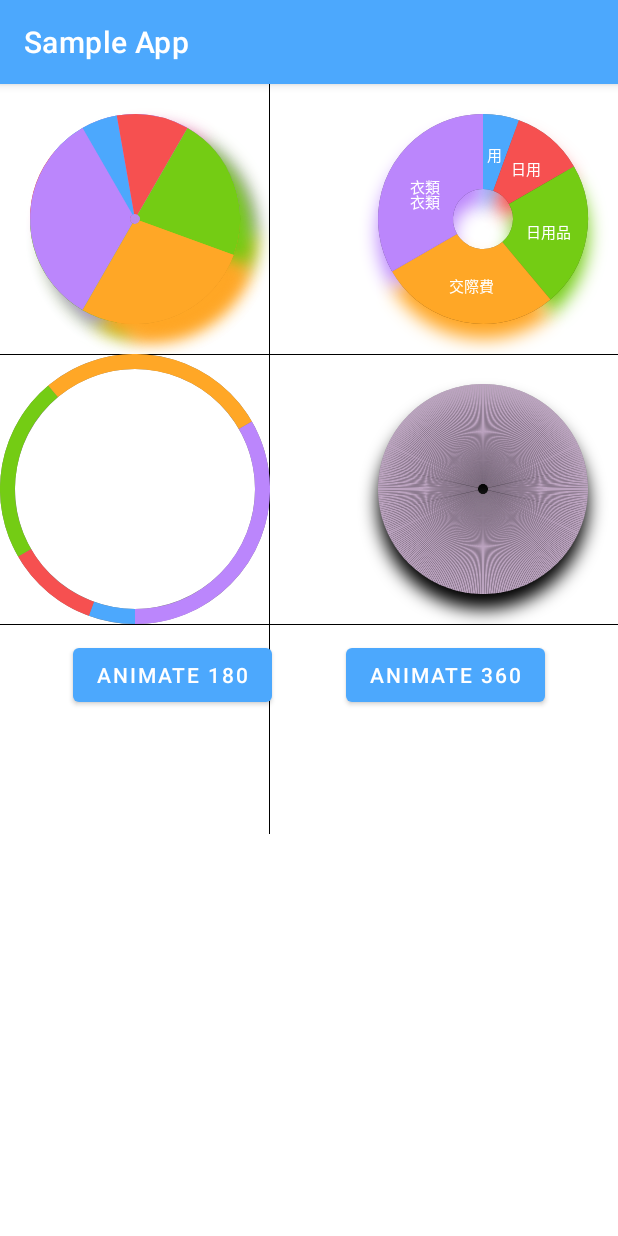
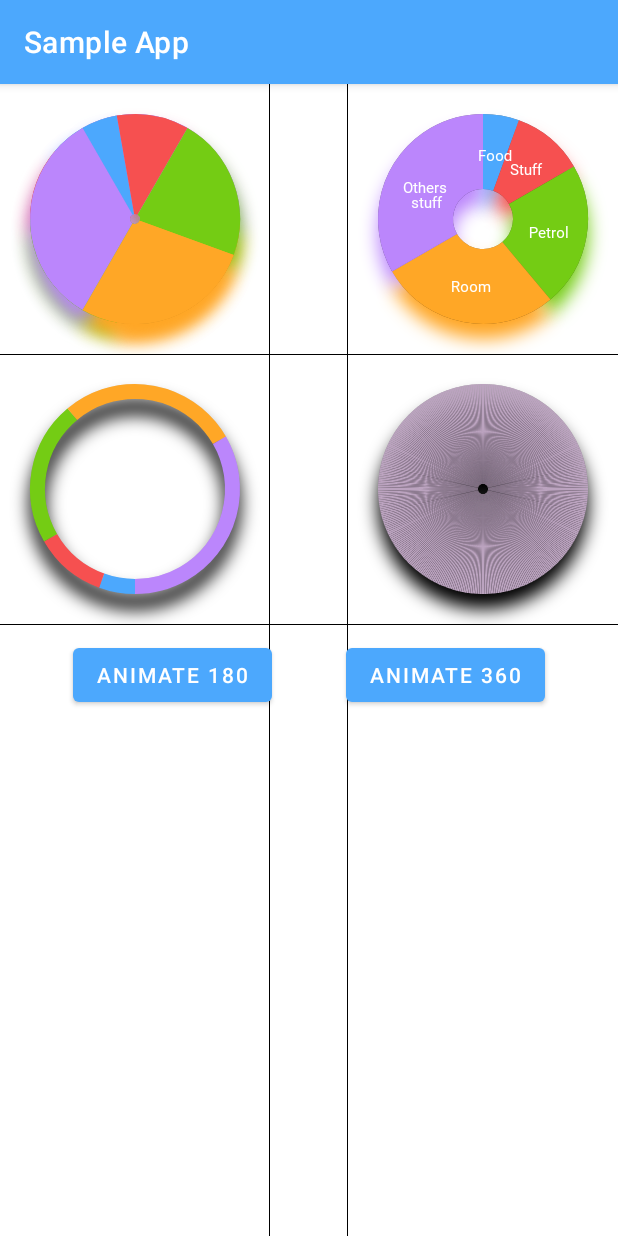
Before and after one commit to thanh-ha-van/PieChartView, an Android app: the screen it shows after launch (MainActivity), on a phone screen of 412 x 824 dp. Run offline under Robolectric (Android 15) with nearby library versions, the phone set to English and light mode, and no system bars.

```diff
--- a/PieChart/src/main/java/com/thanh/ha/piechart/PieChartView.kt
+++ b/PieChart/src/main/java/com/thanh/ha/piechart/PieChart.kt
@@ -13,13 +13,14 @@ import androidx.annotation.AttrRes
 import kotlin.math.max
 import kotlin.math.roundToInt
 
-class PieChartView : View {
+class PieChart : View {
 
     companion object {
         const val ARC_FULL_ROTATION_DEGREE = 360
         const val PERCENTAGE_VALUE_HOLDER = "percentage"
     }
 
+    // for animation properties
     private var currentScale = 360
     private var initAngle = 0f
     private var currentAngle = 0f
@@ -35,8 +36,6 @@ class PieChartView : View {
     private var radius: Float = 0f
     private var widthFloat: Float = 0f
     private var heightFloat: Float = 0f
-    private var centerX: Float = 0f
-    private var centerY: Float = 0f
 
     private var animationTime = 1000L
 
@@ -44,16 +43,13 @@ class PieChartView : View {
     private var textColor: Int = 0
     private var itemFont: Int = 0
     private var itemTextSize: Float = 0f
-    private var isDrawingHole = false
-    private var isDrawingText = false
     private var isMultipleShadowColor = true
     private var shadowRadius = 0f
     private var shadowDx = 0f
     private var shadowDy = 0f
     private var shadowAlpha = 0.3f
-    private var pieStyle = 0
     private var strokeWidth = 0f
-    private var isCounterClockWise = false
+    private var clockWiseMultiplier = 1
 
     private val oval = RectF()
 
@@ -73,14 +69,13 @@ class PieChartView : View {
                 PieItem(120f, Color.GREEN),
                 PieItem(120f, Color.BLUE),
             )
-
             submitList(fakeList2)
         }
     }
 
     fun submitList(arrayList: List<PieItem>) {
         dataList.clear()
-        if (isCounterClockWise) {
+        if (clockWiseMultiplier == -1) {
             dataList.addAll(arrayList.map {
                 it.copy(
                     value = -it.value
@@ -114,28 +109,26 @@ class PieChartView : View {
     private fun initAttributes(attrs: AttributeSet) {
         context.theme.obtainStyledAttributes(
             attrs,
-            R.styleable.PieChartView,
+            R.styleable.PieChart,
             0, 0
         ).apply {
             try {
                 animationTime =
-                    getInteger(R.styleable.PieChartView_animationDuration, 1000).toLong()
+                    getInteger(R.styleable.PieChart_animationDuration, 1000).toLong()
                 isMultipleShadowColor =
-                    getBoolean(R.styleable.PieChartView_isMultiColorShadow, true)
-                animationType = getInteger(R.styleable.PieChartView_animationType, 0)
-                initAngle = getInteger(R.styleable.PieChartView_initAngle, 0).toFloat()
-                textColor = getColor(R.styleable.PieChartView_itemTextColor, Color.WHITE)
-                itemTextSize = getDimension(R.styleable.PieChartView_itemTextSize, 14f)
-                isDrawingHole = getBoolean(R.styleable.PieChartView_isDrawingHole, false)
-                isDrawingText = getBoolean(R.styleable.PieChartView_isDrawingText, false)
+                    getBoolean(R.styleable.PieChart_isMultiColorShadow, true)
+                animationType = getInteger(R.styleable.PieChart_animationType, 0)
+                initAngle = getInteger(R.styleable.PieChart_initAngle, 0).toFloat()
+                textColor = getColor(R.styleable.PieChart_itemTextColor, Color.WHITE)
+                itemTextSize = getDimension(R.styleable.PieChart_itemTextSize, 14f)
 
-                shadowRadius = getDimension(R.styleable.PieChartView_shadowRadius, 0f)
-                shadowDx = getDimension(R.styleable.PieChartView_shadowDx, 0f)
-                shadowDy = getDimension(R.styleable.PieChartView_shadowDy, 0f)
-                shadowAlpha = getFloat(R.styleable.PieChartView_shadowAlpha, 0.3f)
-                itemFont = getResourceId(R.styleable.PieChartView_textFontFamily, 0)
-                strokeWidth = getDimension(R.styleable.PieChartView_strokeWidth, 100f)
-                isCounterClockWise = getInteger(R.styleable.PieChartView_animateDirection, 0) == 1
+                shadowRadius = getDimension(R.styleable.PieChart_shadowRadius, 0f)
+                shadowDx = getDimension(R.styleable.PieChart_shadowDx, 0f)
+                shadowDy = getDimension(R.styleable.PieChart_shadowDy, 0f)
+                shadowAlpha = getFloat(R.styleable.PieChart_shadowAlpha, 0.3f)
+                itemFont = getResourceId(R.styleable.PieChart_textFontFamily, 0)
+                strokeWidth = getDimension(R.styleable.PieChart_pieStrokeWidth, 100f)
+                clockWiseMultiplier = getInteger(R.styleable.PieChart_animateDirection, 1)
             } finally {
                 recycle()
             }
@@ -143,6 +136,8 @@ class PieChartView : View {
     }
 
     private fun calculateValues() {
+        widthFloat = measuredWidth.toFloat()
+        heightFloat = measuredWidth.toFloat()
         radius = calculateRadius(measuredWidth.toFloat(), measuredHeight.toFloat())
         strokeWidth = strokeWidth.coerceAtMost(radius)
         val ovalRadius = radius - strokeWidth / 2
@@ -170,10 +165,6 @@ class PieChartView : View {
     }
 
     private fun calculateRadius(width: Float, height: Float): Float {
-        centerX = width / 2
-        centerY = height / 2
-        widthFloat = width
-        heightFloat = height
         return if (width > height) {
             height / 2
         } else {
@@ -183,6 +174,7 @@ class PieChartView : View {
 
     override fun onDraw(canvas: Canvas) {
         super.onDraw(canvas)
+        // translate into center of view
         canvas.translate(widthFloat / 2, heightFloat / 2)
         if (isMultipleShadowColor) {
             drawShadow(canvas)
@@ -198,11 +190,8 @@ class PieChartView : View {
         canvas.drawArc(
             oval,
             getStarAngle(),
-            currentScale.toFloat() * when (isCounterClockWise) {
-                true -> -1
-                else -> 1
-            },
-            isStrokeMode(),
+            currentScale.toFloat() * clockWiseMultiplier,
+            false,
             shadowPaint.apply {
                 alpha = ((shadowAlpha * 256) % 256).roundToInt()
                 setShadowLayer(shadowRadius, shadowDx, shadowDy, Color.BLACK)
@@ -216,7 +205,7 @@ class PieChartView : View {
                 oval,
                 getStarAngle(),
                 getItemValue(item),
-                isStrokeMode(),
+                false,
                 shadowPaint.apply {
                     setShadowLayer(shadowRadius, shadowDx, shadowDy, item.color)
                 })
@@ -239,15 +228,11 @@ class PieChartView : View {
 //            val xyStart =
 //                getVectorXY(getStarAngle() + getItemValue(item), (radius - strokeWidth).toInt())
 //            val xyEnd = getVectorXY(getStarAngle() + getItemValue(item), radius.toInt())
-          //  canvas.drawLine(xyStart.first, xyStart.second, xyEnd.first, xyEnd.second, erasor)
+            //  canvas.drawLine(xyStart.first, xyStart.second, xyEnd.first, xyEnd.second, erasor)
             currentAngle += item.value
 
 
         }
-    }
-
-    private fun isStrokeMode(): Boolean {
-        return pieStyle == 1
     }
 
     private fun drawTextItems(canvas: Canvas) {
--- a/PieChart/src/main/res/values/attr.xml
+++ b/PieChart/src/main/res/values/attr.xml
@@ -1,26 +1,25 @@
 <?xml version="1.0" encoding="utf-8"?>
 <resources>
-    <declare-styleable name="PieChartView">
+    <declare-styleable name="PieChart">
         <attr name="animationDuration" format="integer" />
         <attr name="animationType" format="enum">
             <enum name="goAround" value="0" />
             <enum name="innerOut" value="1" />
+            <enum name="oneByOne" value="2" />
         </attr>
         <attr name="initAngle" format="integer" />
+        <attr name="pieStrokeWidth" format="dimension"/>
         <attr name="itemTextColor" format="color" />
         <attr name="itemTextSize" format="dimension" />
         <attr name="textFontFamily" format="reference" />
-        <attr name="isDrawingHole" format="boolean" />
-        <attr name="isDrawingText" format="boolean" />
         <attr name="shadowRadius" format="dimension" />
         <attr name="shadowDx" format="dimension" />
         <attr name="animateDirection" format="enum">
-            <enum name="clockwise" value="0" />
-            <enum name="counterclockwise" value="1" />
+            <enum name="clockwise" value="1" />
+            <enum name="counterclockwise" value="-1" />
         </attr>
         <attr name="shadowDy" format="dimension" />
         <attr name="shadowAlpha" format="float" />
-        <attr name="strokeWidth" format="dimension"/>
         <attr name="isMultiColorShadow" format="boolean" />
     </declare-styleable>
 
--- a/app/src/main/java/com/thanh/ha/sampleapp/MainActivity.kt
+++ b/app/src/main/java/com/thanh/ha/sampleapp/MainActivity.kt
@@ -4,7 +4,7 @@ import android.graphics.Color
 import android.os.Bundle
 import android.widget.Button
 import androidx.appcompat.app.AppCompatActivity
-import com.thanh.ha.piechart.PieChartView
+import com.thanh.ha.piechart.PieChart
 import com.thanh.ha.piechart.PieItem
 import java.util.*
 
@@ -13,16 +13,16 @@ class MainActivity : AppCompatActivity() {
         super.onCreate(savedInstanceState)
         setContentView(R.layout.activity_main)
 
-        val pieChartView = findViewById<PieChartView>(R.id.pieChart)
-        val pieChartView2 = findViewById<PieChartView>(R.id.pieChart2)
-        val pieChartView3 = findViewById<PieChartView>(R.id.pieChart3)
-        val pieChartView4 = findViewById<PieChartView>(R.id.pieChart4)
+        val pieChartView = findViewById<PieChart>(R.id.pieChart)
+        val pieChartView2 = findViewById<PieChart>(R.id.pieChart2)
+        val pieChartView3 = findViewById<PieChart>(R.id.pieChart3)
+        val pieChartView4 = findViewById<PieChart>(R.id.pieChart4)
         val fakeList = listOf(
-            PieItem(20f, getColor(R.color.purple_500), "用"),
-            PieItem(40f, getColor(R.color.red), "日用"),
-            PieItem(80f, getColor(R.color.purple_700), "日用品"),
-            PieItem(100f, getColor(R.color.teal_700), "交際費"),
-            PieItem(120f, getColor(R.color.purple_200), "衣類\n衣類"),
+            PieItem(20f, getColor(R.color.purple_500), "Food"),
+            PieItem(40f, getColor(R.color.red), "Stuff"),
+            PieItem(80f, getColor(R.color.purple_700), "Petrol"),
+            PieItem(100f, getColor(R.color.teal_700), "Room"),
+            PieItem(120f, getColor(R.color.purple_200), "Others\n stuff"),
         )
         val fakeList2 = listOf(
             PieItem(20f, getColor(R.color.purple_500)),
--- a/app/src/main/res/layout/activity_main.xml
+++ b/app/src/main/res/layout/activity_main.xml
@@ -15,7 +15,7 @@
         android:layout_height="wrap_content"
         android:orientation="vertical">
 
-        <com.thanh.ha.piechart.PieChartView
+        <com.thanh.ha.piechart.PieChart
             android:id="@+id/pieChart"
             android:layout_width="180dp"
             android:layout_height="180dp"
@@ -23,15 +23,12 @@
             app:animationDuration="1000"
             app:animationType="goAround"
             app:initAngle="-120"
-            app:isDrawingHole="true"
-            app:isDrawingText="true"
             app:isMultiColorShadow="true"
             app:itemTextColor="@color/white"
             app:itemTextSize="12sp"
             app:layout_constraintStart_toStartOf="parent"
             app:layout_constraintTop_toTopOf="parent"
             app:shadowAlpha="0.2"
-            app:shadowDx="10dp"
             app:shadowDy="10dp"
             app:shadowRadius="10dp"
             app:textFontFamily="@font/noto_sans_jp_bold" />
@@ -42,12 +39,18 @@
             android:background="@color/black"
             app:layout_constraintTop_toBottomOf="@id/pieChart3" />
 
+        <View
+            android:layout_width="1px"
+            android:layout_height="1500dp"
+            android:background="@color/black"
+            app:layout_constraintEnd_toEndOf="@id/pieChart"
+            app:layout_constraintTop_toTopOf="parent" />
 
         <View
             android:layout_width="1px"
-            android:layout_height="500dp"
+            android:layout_height="1500dp"
             android:background="@color/black"
-            app:layout_constraintEnd_toEndOf="@id/pieChart"
+            app:layout_constraintEnd_toStartOf="@id/pieChart2"
             app:layout_constraintTop_toTopOf="parent" />
 
         <View
@@ -56,56 +59,62 @@
             android:background="@color/black"
             app:layout_constraintTop_toBottomOf="@id/pieChart" />
 
-        <com.thanh.ha.piechart.PieChartView
+        <com.thanh.ha.piechart.PieChart
             android:id="@+id/pieChart2"
             android:layout_width="180dp"
             android:layout_height="180dp"
             app:animationDuration="1000"
             app:animationType="goAround"
             app:initAngle="-90"
-            app:isDrawingHole="true"
-            app:isDrawingText="true"
             app:isMultiColorShadow="true"
             app:itemTextColor="@color/white"
             app:itemTextSize="10sp"
             app:layout_constraintEnd_toEndOf="parent"
             app:layout_constraintTop_toTopOf="@id/pieChart"
-            app:shadowRadius="10dp"
-            app:strokeWidth="50dp"
+            app:pieStrokeWidth="50dp"
             app:shadowAlpha="0.5"
             app:shadowDy="10dp"
+            app:shadowRadius="10dp"
             app:textFontFamily="@font/noto_sans_jp_bold" />
 
-        <com.thanh.ha.piechart.PieChartView
+        <com.thanh.ha.piechart.PieChart
             android:id="@+id/pieChart3"
             android:layout_width="180dp"
             android:layout_height="180dp"
             app:animationDuration="1000"
             app:animationType="innerOut"
             app:initAngle="90"
-            app:isDrawingHole="true"
-            app:isDrawingText="true"
             app:isMultiColorShadow="false"
             app:itemTextColor="@color/white"
             app:itemTextSize="12sp"
             app:layout_constraintStart_toStartOf="parent"
             app:layout_constraintTop_toBottomOf="@id/pieChart"
-            app:shadowAlpha="0.5"
-            app:strokeWidth="10dp"
+            app:pieStrokeWidth="10dp"
+            app:shadowAlpha="0.1"
+            app:shadowDy="10dp"
+            app:shadowRadius="10dp"
             app:textFontFamily="@font/noto_sans_jp_bold" />
 
-        <com.thanh.ha.piechart.PieChartView
+        <TextView
+            android:layout_width="wrap_content"
+            android:layout_height="wrap_content"
+            android:gravity="center"
+            android:text="360 items\n performance test"
+            android:textSize="8sp"
+            android:textStyle="bold"
+            app:layout_constraintBottom_toBottomOf="@id/pieChart4"
+            app:layout_constraintEnd_toEndOf="@id/pieChart4"
+            app:layout_constraintStart_toStartOf="@id/pieChart4"
+            app:layout_constraintTop_toTopOf="@id/pieChart4" />
+
+        <com.thanh.ha.piechart.PieChart
             android:id="@+id/pieChart4"
             android:layout_width="180dp"
             android:layout_height="180dp"
             app:animationDuration="1000"
             app:animationType="goAround"
-            app:initAngle="0"
-            app:isDrawingHole="true"
-            app:isDrawingText="true"
             app:isMultiColorShadow="false"
             app:itemTextColor="@color/white"
-            app:itemTextSize="12sp"
             app:layout_constraintEnd_toEndOf="parent"
             app:layout_constraintTop_toTopOf="@id/pieChart3"
             app:shadowDx="0dp"
--- a/build.gradle
+++ b/build.gradle
@@ -6,7 +6,7 @@ buildscript {
         jcenter()
     }
     dependencies {
-        classpath "com.android.tools.build:gradle:4.1.2"
+        classpath 'com.android.tools.build:gradle:4.2.0'
         classpath "org.jetbrains.kotlin:kotlin-gradle-plugin:$kotlin_version"
 
         // NOTE: Do not place your application dependencies here; they belong
```
Also changed, not shown: PieChart/src/main/java/com/thanh/ha/piechart/CanvasUtil.kt (+9 -1 lines), PieChart/src/main/java/com/thanh/ha/piechart/PaintManager.kt (+10 -0 lines), gradle/wrapper/gradle-wrapper.properties.
